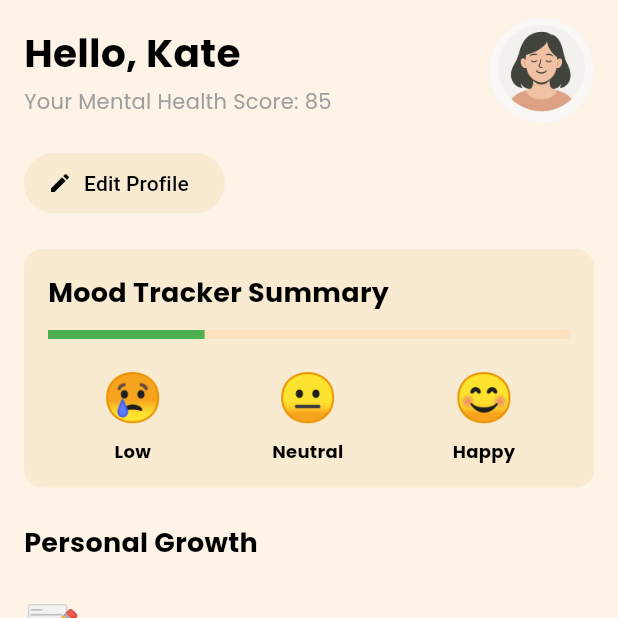
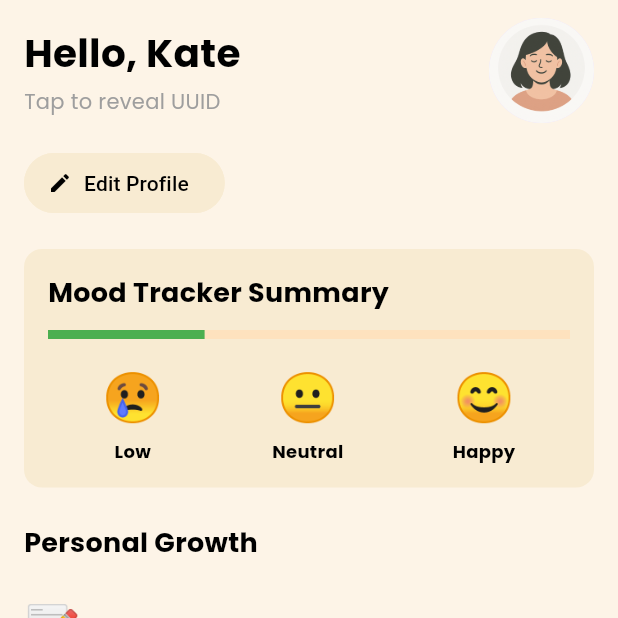
Before and after one commit to HappySR/Innerly, a Flutter app: the ProfileView screen opened directly, on a phone screen of 412 x 824 dp, the top half of it. Run offline on Flutter 3.47's test engine with Material 3 defaults, Android fonts, the phone set to English and light mode, and no system bars; our stand-ins replace audioplayers, chewie, circular_countdown_timer, confetti, file_picker, flutter_dotenv and 11 more; missing offline and left inert: flame, record, sudoku_dart; accounts and stored records are empty.

Commit message:
Added Biometric Security to the uuid of each user in the profile section

```diff
--- a/innerly/lib/home/pages/profile_view.dart
+++ b/innerly/lib/home/pages/profile_view.dart
@@ -1,12 +1,91 @@
 import 'package:Innerly/widget/innerly_theme.dart';
 import 'package:flutter/material.dart';
 import 'package:supabase_flutter/supabase_flutter.dart';
-
+import 'package:flutter/services.dart';
+import 'package:local_auth/local_auth.dart';
 import '../../started/welcome_page.dart';
 import 'edit_profile_view.dart';
 
-class ProfileView extends StatelessWidget {
+class ProfileView extends StatefulWidget {
   const ProfileView({Key? key}) : super(key: key);
+
+  @override
+  State<ProfileView> createState() => _ProfileViewState();
+}
+
+class _ProfileViewState extends State<ProfileView> {
+  final LocalAuthentication _localAuth = LocalAuthentication();
+  bool _isUuidRevealed = false;
+  String? _uuid;
+  bool _obscureUuid = true;
+
+  Future<void> _getUserUuid() async {
+    final user = Supabase.instance.client.auth.currentUser;
+    if (user != null) {
+      setState(() {
+        _uuid = user.id;
+      });
+    }
+  }
+
+  Future<void> _authenticate() async {
+    try {
+      // First check if biometrics are available
+      final canAuthenticate = await _localAuth.canCheckBiometrics;
+      final isDeviceSupported = await _localAuth.isDeviceSupported();
+
+      if (!canAuthenticate || !isDeviceSupported) {
+        ScaffoldMessenger.of(context).showSnackBar(
+          const SnackBar(content: Text('Biometric authentication not available')),
+        );
+        return;
+      }
+
+      // Then authenticate
+      final didAuthenticate = await _localAuth.authenticate(
+        localizedReason: 'Authenticate to reveal your UUID',
+        options: const AuthenticationOptions(
+          stickyAuth: true,
+          biometricOnly: false, // Allow device credentials too
+        ),
+      );
+
+      if (didAuthenticate) {
+        setState(() {
+          _isUuidRevealed = true;
+          _obscureUuid = false;
+        });
+        await _getUserUuid();
+      }
+    } on PlatformException catch (e) {
+      ScaffoldMessenger.of(context).showSnackBar(
+        SnackBar(content: Text('Authentication failed: ${e.message}')),
+      );
+    }
+  }
+
+  void _copyToClipboard() {
+    if (_uuid != null) {
+      Clipboard.setData(ClipboardData(text: _uuid!));
+      ScaffoldMessenger.of(context).showSnackBar(
+        const SnackBar(content: Text('UUID copied to clipboard')),
+      );
+    }
+  }
+
+  @override
+  void initState() {
+    super.initState();
+    WidgetsBinding.instance.addPostFrameCallback((_) async {
+      try {
+        await _getUserUuid();
+      } catch (e) {
+        ScaffoldMessenger.of(context).showSnackBar(
+          const SnackBar(content: Text('Failed to load user information')),
+        );
+      }
+    });
+  }
 
   @override
   Widget build(BuildContext context) {
@@ -18,32 +97,62 @@ class ProfileView extends StatelessWidget {
           child: Column(
             crossAxisAlignment: CrossAxisAlignment.start,
             children: [
-              // Profile Section
+              // Modified Profile Section
               Row(
                 mainAxisAlignment: MainAxisAlignment.spaceBetween,
                 children: [
-                  const Column(
+                  Column(
                     crossAxisAlignment: CrossAxisAlignment.start,
                     children: [
-                      Text(
+                      const Text(
                         "Hello, Kate",
                         style: TextStyle(
                           fontSize: 26,
                           fontWeight: FontWeight.bold,
                         ),
                       ),
-                      SizedBox(height: 4),
-                      Text(
-                        "Your Mental Health Score: 85",
-                        style: TextStyle(fontSize: 14, color: Colors.grey),
+                      const SizedBox(height: 4),
+                      GestureDetector(
+                        onTap: () async {
+                          if (_uuid == null) {
+                            ScaffoldMessenger.of(context).showSnackBar(
+                              const SnackBar(content: Text('UUID not available')),
+                            );
+                            return;
+                          }
+
+                          if (!_isUuidRevealed) {
+                            await _authenticate();
+                          } else {
+                            _copyToClipboard();
+                          }
+                        },
+                        child: Row(
+                          children: [
+                            Text(
+                              _isUuidRevealed && _uuid != null
+                                  ? _obscureUuid
+                                  ? '••••••••••••••••'
+                                  : _uuid!
+                                  : 'Tap to reveal UUID',
+                              style: const TextStyle(
+                                fontSize: 14,
+                                color: Colors.grey,
+                              ),
+                            ),
+                            if (_isUuidRevealed && _uuid != null)
+                              IconButton(
+                                icon: const Icon(Icons.copy, size: 16),
+                                onPressed: _copyToClipboard,
+                              ),
+                          ],
+                        ),
                       ),
                     ],
                   ),
                   const CircleAvatar(
                     radius: 35,
-                    backgroundImage: AssetImage(
-                      'assets/user/user.png',
-                    ), // your asset path
+                    backgroundImage: AssetImage('assets/user/user.png'),
                   ),
                 ],
               ),
--- a/innerly/pubspec.yaml
+++ b/innerly/pubspec.yaml
@@ -57,6 +57,7 @@ dependencies:
   riverpod: ^2.6.1
   path: ^1.9.1
   provider: ^6.1.4
+  local_auth: ^2.3.0
 
   # The following adds the Cupertino Icons font to your application.
   # Use with the CupertinoIcons class for iOS style icons.
```
Also changed, not shown: innerly/pubspec.lock, 6 other files.
